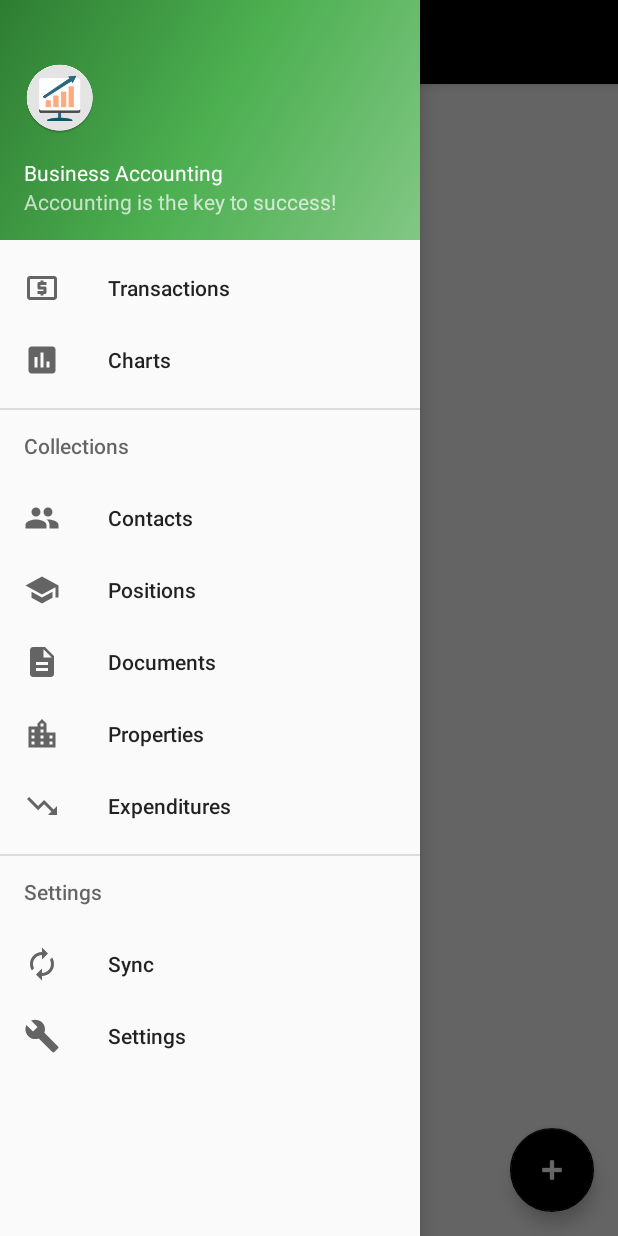
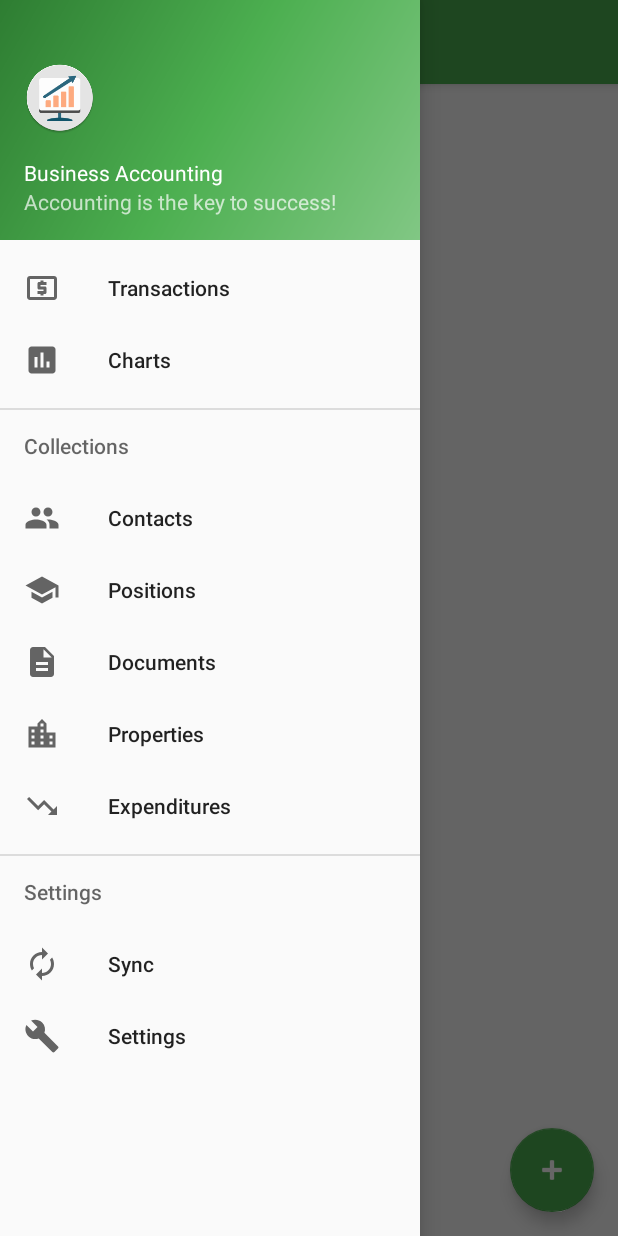
Before and after one commit to kungfux/business-accounting-android, an Android app: the screen it shows after launch (MainActivity), with the side drawer open, on a phone screen of 412 x 824 dp. Run offline under Robolectric (Android 15) with nearby library versions, the phone set to English and light mode, and no system bars.

Commit message:
Changed theme colors

```diff
--- a/BusinessAccounting/app/src/main/res/values/colors.xml
+++ b/BusinessAccounting/app/src/main/res/values/colors.xml
@@ -1,6 +1,5 @@
 <?xml version="1.0" encoding="utf-8"?>
 <resources>
-    <color name="colorPrimary">#000</color>
-    <color name="colorPrimaryDark">#000</color>
-    <color name="colorAccent">#000</color>
+    <color name="colorPrimary">#4CAF50</color>
+    <color name="colorPrimaryDark">#2E7D32</color>
 </resources>
--- a/BusinessAccounting/app/src/main/res/values/styles.xml
+++ b/BusinessAccounting/app/src/main/res/values/styles.xml
@@ -1,11 +1,9 @@
 <resources>
 
-    <!-- Base application theme. -->
     <style name="AppTheme" parent="Theme.AppCompat.Light.DarkActionBar">
-        <!-- Customize your theme here. -->
         <item name="colorPrimary">@color/colorPrimary</item>
         <item name="colorPrimaryDark">@color/colorPrimaryDark</item>
-        <item name="colorAccent">@color/colorAccent</item>
+        <item name="colorAccent">@color/colorPrimary</item>
     </style>
 
     <style name="AppTheme.NoActionBar">
```
